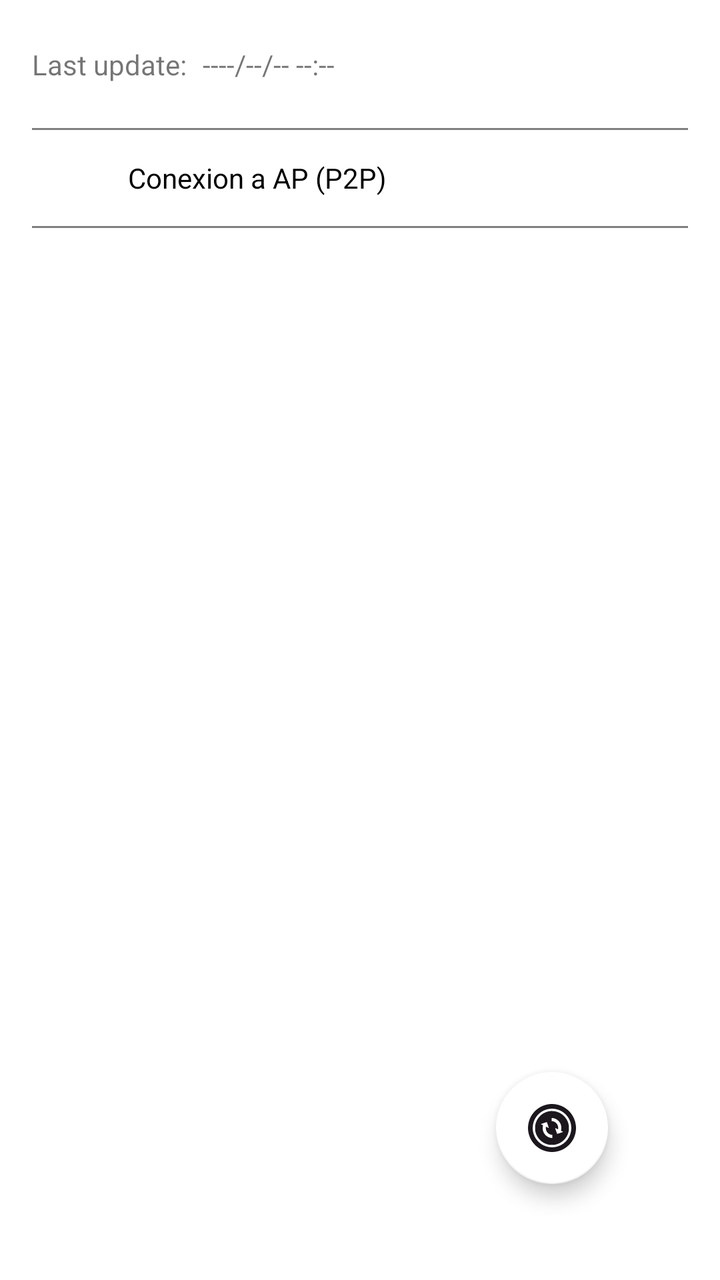
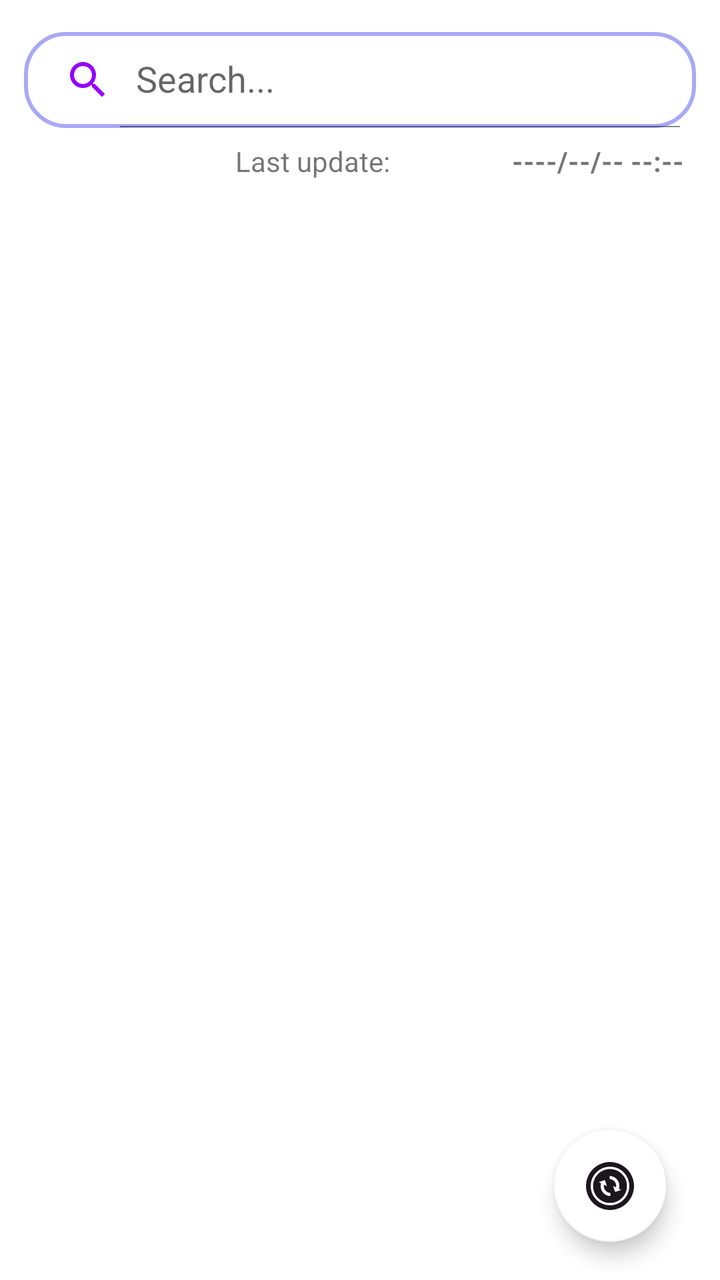

An Android layout rendered at two revisions. The XML below is the earlier revision; the diff shows what the commit changed to produce the second picture.
<!-- AndroidManifest.xml: application theme Theme.Amelia -->
<!-- res/layout/fragment_wifi_list.xml -->
<?xml version="1.0" encoding="utf-8"?>
<androidx.constraintlayout.widget.ConstraintLayout xmlns:android="http://schemas.android.com/apk/res/android"
    xmlns:app="http://schemas.android.com/apk/res-auto"
    xmlns:tools="http://schemas.android.com/tools"
    android:layout_width="match_parent"
    android:layout_height="match_parent"
    tools:context=".ui.wifi.WifiFragment">

    <androidx.constraintlayout.widget.ConstraintLayout
        android:id="@+id/status_container"
        android:layout_width="match_parent"
        android:layout_height="64dp"
        app:layout_constraintTop_toTopOf="parent">

        <TextView
            android:id="@+id/status_label"
            android:layout_width="wrap_content"
            android:layout_height="wrap_content"
            android:layout_marginStart="16dp"
            android:text="@string/str_last_up"
            app:layout_constraintBottom_toBottomOf="parent"
            app:layout_constraintStart_toStartOf="parent"
            app:layout_constraintTop_toTopOf="parent" />

        <TextView
            android:id="@+id/status_text"
            android:layout_width="wrap_content"
            android:layout_height="wrap_content"
            android:layout_marginStart="8dp"
            android:text="@string/val_last_up"
            app:layout_constraintBottom_toBottomOf="parent"
            app:layout_constraintStart_toEndOf="@id/status_label"
            app:layout_constraintTop_toTopOf="parent" />

    </androidx.constraintlayout.widget.ConstraintLayout>

    <View
        android:id="@+id/line_top"
        android:layout_width="match_parent"
        android:layout_height="1dp"
        android:layout_marginHorizontal="16dp"
        android:background="@color/gray"
        app:layout_constraintTop_toBottomOf="@id/status_container" />

    <androidx.constraintlayout.widget.ConstraintLayout
        android:id="@+id/types_connections"
        android:layout_width="match_parent"
        android:layout_height="wrap_content"
        app:layout_constraintTop_toBottomOf="@id/line_top">

        <RadioGroup
            android:layout_width="match_parent"
            android:layout_height="wrap_content"
            app:layout_constraintTop_toTopOf="parent">
            

            <RadioButton
                android:id="@+id/radio_specifier_p2p"
                android:layout_width="match_parent"
                android:layout_height="wrap_content"
                android:layout_marginHorizontal="32dp"
                android:checked="true"
                android:text="@string/wifi_radio_specifier_p2p" />

        </RadioGroup>

    </androidx.constraintlayout.widget.ConstraintLayout>

    <View
        android:id="@+id/line_bottom"
        android:layout_width="match_parent"
        android:layout_height="1dp"
        android:layout_marginHorizontal="16dp"
        android:background="@color/gray"
        app:layout_constraintTop_toBottomOf="@id/types_connections" />

    <androidx.constraintlayout.widget.ConstraintLayout
        android:id="@+id/list_wifi"
        android:layout_width="match_parent"
        android:layout_height="0dp"
        android:layout_marginHorizontal="32dp"
        android:layout_marginVertical="32dp"
        app:layout_constraintBottom_toBottomOf="parent"
        app:layout_constraintTop_toBottomOf="@id/line_bottom">

        <androidx.recyclerview.widget.RecyclerView
            android:id="@+id/recyclerViewList"
            android:name="cl.brown.amelia.ui.wifi.WifiFragment"
            android:layout_width="match_parent"
            android:layout_height="match_parent"
            android:layout_marginLeft="16dp"
            android:layout_marginRight="16dp"
            app:layoutManager="LinearLayoutManager"
            tools:context=".ui.wifi.WifiFragment"
            tools:listitem="@layout/fragment_wifi" />

        <com.google.android.material.floatingactionbutton.FloatingActionButton
            android:id="@+id/refreshList"
            android:layout_width="wrap_content"
            android:layout_height="wrap_content"
            android:layout_gravity="bottom|end"
            android:layout_marginEnd="@dimen/fab_margin"
            android:layout_marginBottom="16dp"
            app:layout_constraintRight_toRightOf="parent"
            app:layout_constraintBottom_toBottomOf="parent"
            app:srcCompat="@drawable/ic_wifi_refresh"
            android:contentDescription="@string/str_refresh" />

    </androidx.constraintlayout.widget.ConstraintLayout>

</androidx.constraintlayout.widget.ConstraintLayout>
<!-- res/layout/fragment_wifi.xml (included above) -->
<?xml version="1.0" encoding="utf-8"?>
<androidx.constraintlayout.widget.ConstraintLayout xmlns:android="http://schemas.android.com/apk/res/android"
    xmlns:app="http://schemas.android.com/apk/res-auto"
    android:id="@+id/wifi_list_item"
    android:layout_width="match_parent"
    android:layout_height="64dp"
    android:background="?android:attr/selectableItemBackground">

    <TextView
        android:id="@+id/ssid"
        android:layout_width="0dp"
        android:layout_height="wrap_content"
        android:layout_marginStart="8dp"
        android:layout_marginEnd="8dp"
        android:ellipsize="end"
        android:gravity="center_vertical"
        android:maxLines="1"
        android:text="@string/wifi_ssid"
        app:layout_constraintBottom_toBottomOf="parent"
        app:layout_constraintEnd_toStartOf="@id/wave_level"
        app:layout_constraintStart_toStartOf="parent"
        app:layout_constraintTop_toTopOf="parent" />

    <TextView
        android:id="@+id/wave_level"
        android:layout_width="64dp"
        android:layout_height="wrap_content"
        android:layout_marginStart="8dp"
        android:layout_marginEnd="8dp"
        android:text="@string/wifi_level"
        app:layout_constraintBottom_toBottomOf="parent"
        app:layout_constraintEnd_toStartOf="@id/security_type"
        app:layout_constraintHorizontal_chainStyle="packed"
        app:layout_constraintStart_toEndOf="@+id/ssid"
        app:layout_constraintTop_toTopOf="parent" />

    <TextView
        android:id="@+id/security_type"
        android:layout_width="64dp"
        android:layout_height="wrap_content"
        android:layout_marginStart="8dp"
        android:layout_marginEnd="8dp"
        android:text="@string/wifi_security"
        app:layout_constraintBottom_toBottomOf="parent"
        app:layout_constraintEnd_toEndOf="parent"
        app:layout_constraintHorizontal_chainStyle="packed"
        app:layout_constraintStart_toEndOf="@id/wave_level"
        app:layout_constraintTop_toTopOf="parent" />

</androidx.constraintlayout.widget.ConstraintLayout>
<!-- resources referenced by this layout -->
<resources>
  <color name="gray">#7F7F7F</color>
  <dimen name="fab_margin">24dp</dimen>
  <!-- drawable ic_wifi_refresh: vector/xml drawable (drawable, 2163 chars, omitted) -->
  <string name="str_last_up">Last update: </string>
  <string name="str_refresh">Refresh</string>
  <string name="val_last_up">----/--/-- --:--</string>
  <string name="wifi_level">LEVEL</string>
  <string name="wifi_radio_specifier_p2p">Conexion a AP (P2P)</string>
  <string name="wifi_security">SECURITY</string>
  <string name="wifi_ssid">SSID</string>
  <style name="Theme.Amelia" parent="Theme.MaterialComponents.DayNight.DarkActionBar">
          
          <item name="colorPrimary">@color/colorPrimary</item>
          <item name="colorPrimaryVariant">@color/colorPrimaryDark</item>
          <item name="colorOnPrimary">@color/colorAccent</item>
          
          <item name="colorSecondary">@color/colorWhite</item>
          <item name="colorSecondaryVariant">@color/colorGrayWhite</item>
          <item name="colorOnSecondary">@color/colorAccent</item>
          
          <item name="android:statusBarColor">?attr/colorPrimaryVariant</item>
          
      </style>
  <color name="colorPrimary">#F1A947</color>
  <color name="colorPrimaryDark">#ED983B</color>
  <color name="colorAccent">#1B171D</color>
  <color name="colorWhite">#FFFFFF</color>
  <color name="colorGrayWhite">#ECECEE</color>
</resources>

<!-- the commit's change to res/layout/fragment_wifi_list.xml (unified diff, before → after) -->
@@ -1,98 +1,76 @@
 <?xml version="1.0" encoding="utf-8"?>
-<androidx.constraintlayout.widget.ConstraintLayout xmlns:android="http://schemas.android.com/apk/res/android"
+<RelativeLayout xmlns:android="http://schemas.android.com/apk/res/android"
     xmlns:app="http://schemas.android.com/apk/res-auto"
     xmlns:tools="http://schemas.android.com/tools"
     android:layout_width="match_parent"
     android:layout_height="match_parent"
+    android:orientation="vertical"
     tools:context=".ui.wifi.WifiFragment">
 
-    <androidx.constraintlayout.widget.ConstraintLayout
-        android:id="@+id/status_container"
+    <androidx.appcompat.widget.SearchView
         android:layout_width="match_parent"
-        android:layout_height="64dp"
-        app:layout_constraintTop_toTopOf="parent">
+        android:layout_height="wrap_content"
+        android:layout_marginTop="16dp"
+        android:layout_marginEnd="12dp"
+        android:layout_marginStart="12dp"
+        android:id="@+id/search"
+        app:iconifiedByDefault="false"
+        app:searchHintIcon="@null"
+        app:queryHint="Search..."
+        android:focusable="false"
+        android:textStyle="bold"
+        app:closeIcon="@drawable/ic_baseline_clear_24"
+        app:searchIcon="@drawable/ic_baseline_search_24"
+        android:background="@drawable/search_bkg"/>
 
         <TextView
             android:id="@+id/status_label"
             android:layout_width="wrap_content"
             android:layout_height="wrap_content"
-            android:layout_marginStart="16dp"
             android:text="@string/str_last_up"
             app:layout_constraintBottom_toBottomOf="parent"
             app:layout_constraintStart_toStartOf="parent"
-            app:layout_constraintTop_toTopOf="parent" />
+            app:layout_constraintTop_toTopOf="parent"
+            android:layout_below="@id/search"
+            android:layout_alignParentEnd="true"
+            android:layout_marginEnd="165dp"
+            android:layout_marginTop="7dp"
+            />
 
         <TextView
             android:id="@+id/status_text"
             android:layout_width="wrap_content"
             android:layout_height="wrap_content"
-            android:layout_marginStart="8dp"
             android:text="@string/val_last_up"
+            android:textStyle="bold"
             app:layout_constraintBottom_toBottomOf="parent"
             app:layout_constraintStart_toEndOf="@id/status_label"
-            app:layout_constraintTop_toTopOf="parent" />
+            app:layout_constraintTop_toTopOf="parent"
+            android:layout_below="@id/search"
+            android:layout_alignParentEnd="true"
+            android:layout_marginEnd="18dp"
+            android:layout_marginTop="7dp"/>
 
-    </androidx.constraintlayout.widget.ConstraintLayout>
-
-    <View
-        android:id="@+id/line_top"
-        android:layout_width="match_parent"
-        android:layout_height="1dp"
-        android:layout_marginHorizontal="16dp"
-        android:background="@color/gray"
-        app:layout_constraintTop_toBottomOf="@id/status_container" />
-
-    <androidx.constraintlayout.widget.ConstraintLayout
-        android:id="@+id/types_connections"
-        android:layout_width="match_parent"
-        android:layout_height="wrap_content"
-        app:layout_constraintTop_toBottomOf="@id/line_top">
-
-        <RadioGroup
-            android:layout_width="match_parent"
-            android:layout_height="wrap_content"
-            app:layout_constraintTop_toTopOf="parent">
-            
-
-            <RadioButton
-                android:id="@+id/radio_specifier_p2p"
-                android:layout_width="match_parent"
-                android:layout_height="wrap_content"
-                android:layout_marginHorizontal="32dp"
-                android:checked="true"
-                android:text="@string/wifi_radio_specifier_p2p" />
-
-        </RadioGroup>
-
-    </androidx.constraintlayout.widget.ConstraintLayout>
-
-    <View
-        android:id="@+id/line_bottom"
-        android:layout_width="match_parent"
-        android:layout_height="1dp"
-        android:layout_marginHorizontal="16dp"
-        android:background="@color/gray"
-        app:layout_constraintTop_toBottomOf="@id/types_connections" />
 
     <androidx.constraintlayout.widget.ConstraintLayout
         android:id="@+id/list_wifi"
         android:layout_width="match_parent"
-        android:layout_height="0dp"
-        android:layout_marginHorizontal="32dp"
-        android:layout_marginVertical="32dp"
-        app:layout_constraintBottom_toBottomOf="parent"
-        app:layout_constraintTop_toBottomOf="@id/line_bottom">
+        android:layout_height="match_parent"
+        android:layout_marginHorizontal="3dp"
+        android:layout_marginVertical="3dp"
+        android:layout_below="@id/status_label">
 
         <androidx.recyclerview.widget.RecyclerView
             android:id="@+id/recyclerViewList"
             android:name="cl.brown.amelia.ui.wifi.WifiFragment"
             android:layout_width="match_parent"
             android:layout_height="match_parent"
-            android:layout_marginLeft="16dp"
-            android:layout_marginRight="16dp"
+            android:layout_marginLeft="7dp"
+            android:layout_marginRight="7dp"
             app:layoutManager="LinearLayoutManager"
             tools:context=".ui.wifi.WifiFragment"
-            tools:listitem="@layout/fragment_wifi" />
+            tools:listitem="@layout/fragment_wifi"
+            android:layout_below="@id/list_wifi"/>
 
         <com.google.android.material.floatingactionbutton.FloatingActionButton
             android:id="@+id/refreshList"
@@ -108,7 +86,7 @@
 
     </androidx.constraintlayout.widget.ConstraintLayout>
 
-</androidx.constraintlayout.widget.ConstraintLayout>
+</RelativeLayout>
 <!-- res/layout/fragment_wifi.xml (included above) -->
 <?xml version="1.0" encoding="utf-8"?>
 <androidx.constraintlayout.widget.ConstraintLayout xmlns:android="http://schemas.android.com/apk/res/android"
@@ -116,7 +94,13 @@
     android:id="@+id/wifi_list_item"
     android:layout_width="match_parent"
     android:layout_height="64dp"
-    android:background="?android:attr/selectableItemBackground">
+    android:background="@drawable/card_border"
+    app:cardElevation="8dp"
+    app:cardCornerRadius="16dp"
+    app:cardUseCompatPadding="true"
+    android:layout_marginTop="4dp"
+    android:layout_marginLeft="2dp"
+    android:layout_marginRight="2dp">
 
     <TextView
         android:id="@+id/ssid"
@@ -135,10 +119,10 @@
 
     <TextView
         android:id="@+id/wave_level"
-        android:layout_width="64dp"
+        android:layout_width="50dp"
         android:layout_height="wrap_content"
         android:layout_marginStart="8dp"
-        android:layout_marginEnd="8dp"
+        android:layout_marginEnd="1dp"
         android:text="@string/wifi_level"
         app:layout_constraintBottom_toBottomOf="parent"
         app:layout_constraintEnd_toStartOf="@id/security_type"
@@ -150,7 +134,7 @@
         android:id="@+id/security_type"
         android:layout_width="64dp"
         android:layout_height="wrap_content"
-        android:layout_marginStart="8dp"
+        android:layout_marginStart="1dp"
         android:layout_marginEnd="8dp"
         android:text="@string/wifi_security"
         app:layout_constraintBottom_toBottomOf="parent"
<!-- resource entries referenced after the edit -->
@@ -1,13 +1,43 @@
 <!-- resources referenced by this layout -->
 <resources>
-  <color name="gray">#7F7F7F</color>
   <dimen name="fab_margin">24dp</dimen>
+  <!-- drawable card_border (drawable) -->
+  <?xml version="1.0" encoding="utf-8"?>
+  <shape xmlns:android="http://schemas.android.com/apk/res/android"
+      android:shape="rectangle">
+  
+      <corners android:bottomLeftRadius="16dp"
+          android:bottomRightRadius="16dp" />
+  
+      <stroke android:color="@color/colorRipple"
+          android:width="2dp"/>
+  </shape>
+  <!-- drawable ic_baseline_clear_24 (drawable) -->
+  <vector android:height="24dp" android:tint="#9500FD"
+      android:viewportHeight="24" android:viewportWidth="24"
+      android:width="24dp" xmlns:android="http://schemas.android.com/apk/res/android">
+      <path android:fillColor="@android:color/white" android:pathData="M19,6.41L17.59,5 12,10.59 6.41,5 5,6.41 10.59,12 5,17.59 6.41,19 12,13.41 17.59,19 19,17.59 13.41,12z"/>
+  </vector>
+  <!-- drawable ic_baseline_search_24 (drawable) -->
+  <vector android:height="24dp" android:tint="#9500FD"
+      android:viewportHeight="24" android:viewportWidth="24"
+      android:width="24dp" xmlns:android="http://schemas.android.com/apk/res/android">
+      <path android:fillColor="@android:color/white" android:pathData="M15.5,14h-0.79l-0.28,-0.27C15.41,12.59 16,11.11 16,9.5 16,5.91 13.09,3 9.5,3S3,5.91 3,9.5 5.91,16 9.5,16c1.61,0 3.09,-0.59 4.23,-1.57l0.27,0.28v0.79l5,4.99L20.49,19l-4.99,-5zM9.5,14C7.01,14 5,11.99 5,9.5S7.01,5 9.5,5 14,7.01 14,9.5 11.99,14 9.5,14z"/>
+  </vector>
   <!-- drawable ic_wifi_refresh: vector/xml drawable (drawable, 2163 chars, omitted) -->
+  <!-- drawable search_bkg (drawable) -->
+  <?xml version="1.0" encoding="utf-8"?>
+  <shape xmlns:android="http://schemas.android.com/apk/res/android"
+      android:shape="rectangle">
+  
+      <corners android:radius="20dp" />
+      <stroke android:color="@color/colorRipple"
+          android:width="2dp"/>
+  </shape>
   <string name="str_last_up">Last update: </string>
   <string name="str_refresh">Refresh</string>
   <string name="val_last_up">----/--/-- --:--</string>
   <string name="wifi_level">LEVEL</string>
-  <string name="wifi_radio_specifier_p2p">Conexion a AP (P2P)</string>
   <string name="wifi_security">SECURITY</string>
   <string name="wifi_ssid">SSID</string>
   <style name="Theme.Amelia" parent="Theme.MaterialComponents.DayNight.DarkActionBar">
@@ -23,6 +53,7 @@
           <item name="android:statusBarColor">?attr/colorPrimaryVariant</item>
           
       </style>
+  <color name="colorRipple">#A9A9F5</color>
   <color name="colorPrimary">#F1A947</color>
   <color name="colorPrimaryDark">#ED983B</color>
   <color name="colorAccent">#1B171D</color>
